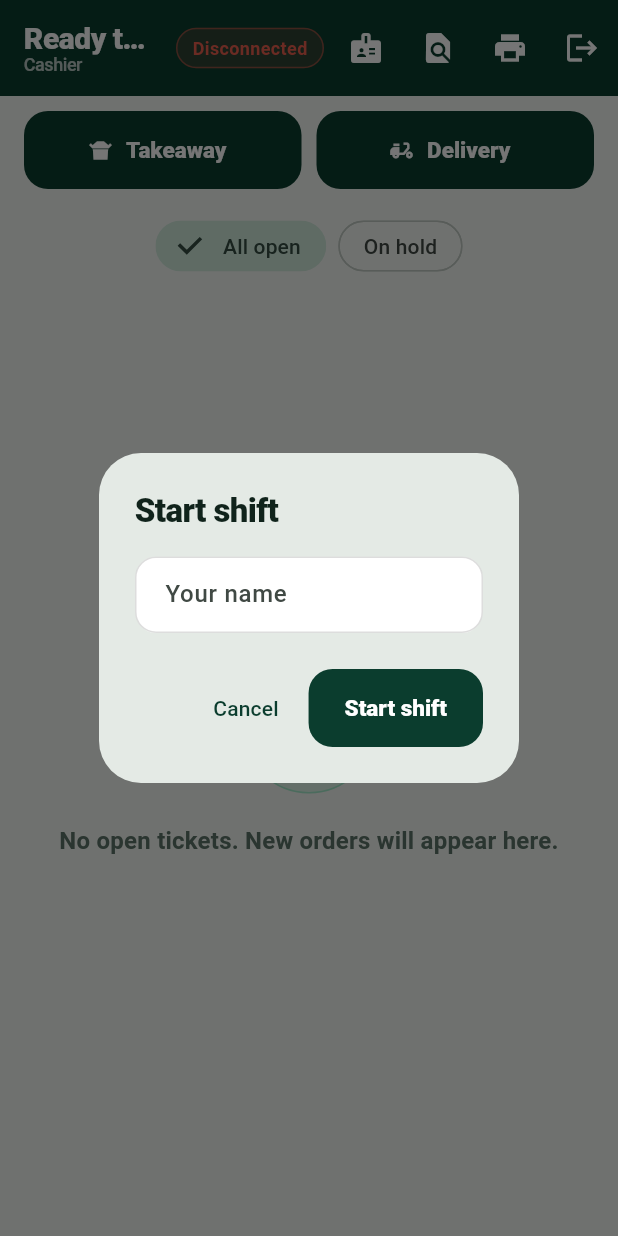
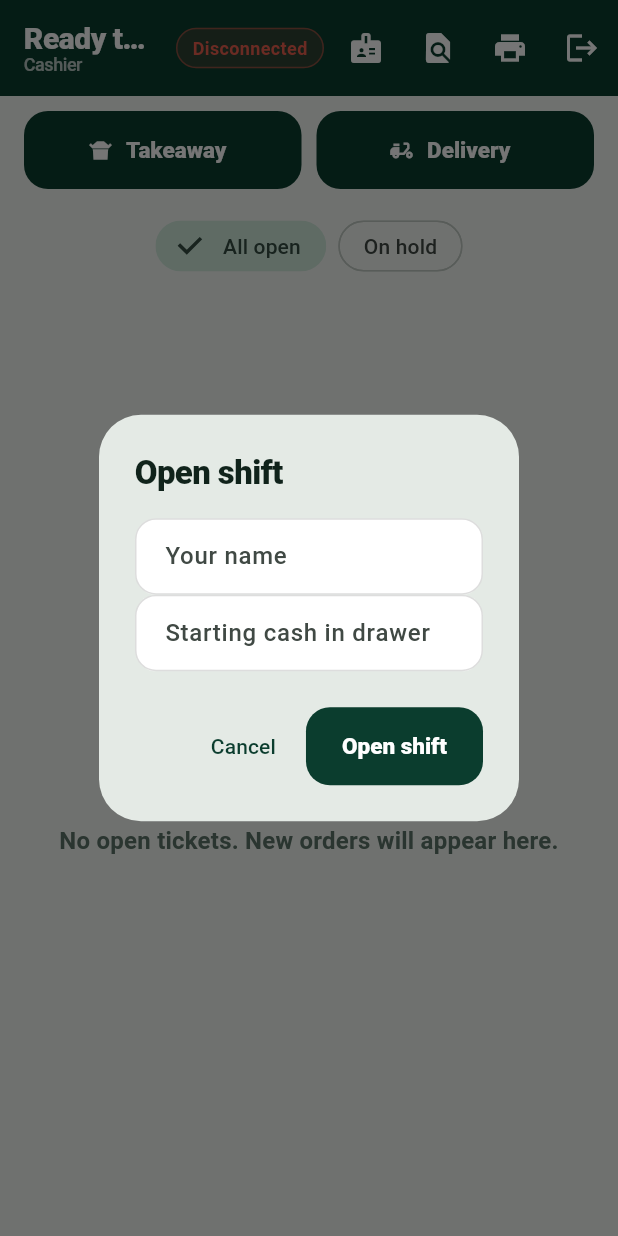
Before and after one commit to juttjathol/Order-Flow-V2, a Flutter app: the CashierScreen screen opened by its route, after a tap on the "badge" icon, on a phone screen of 412 x 824 dp. Run offline on Flutter 3.47's test engine with Material 3 defaults, Android fonts, the phone set to English and light mode, and no system bars; our stand-ins replace connectivity_plus, file_picker, fl_chart, flutter_riverpod, go_router, image_picker and 5 more; missing offline and left inert: mobile_scanner, network_info_plus, shelf_router; accounts and stored records are empty.

Commit message:
Add customer book, simple shift cash, kitchen alert pings, and printer tests.
X/Z stay gone. Takeaway can pick a saved guest. Kitchen beeps three times
when a ticket is ready. Printers can test kitchen and receipt separately.

Co-authored-by: arena-agent <297053741+arena-agent@users.noreply.github.com>

```diff
--- a/flutter_app/lib/core/l10n.dart
+++ b/flutter_app/lib/core/l10n.dart
@@ -304,8 +304,19 @@ class L10n {
     'held_only': 'On hold',
     'filter_all': 'All open',
     'station': 'Station',
-    'start_shift': 'Start shift',
+    'start_shift': 'Open shift',
+    'end_shift': 'Close shift',
     'shift': 'Shift',
+    'shift_float': 'Starting cash in drawer',
+    'shift_end_cash': 'Cash counted at close',
+    'shift_open': 'Shift open',
+    'customers_book': 'Customers',
+    'no_customers': 'No saved customers yet.',
+    'pick_customer': 'Pick a customer',
+    'save_customer': 'Save to book',
+    'test_kitchen': 'Test kitchen',
+    'test_receipt': 'Test receipt',
+    'last_print': 'Last test',
     'comp_meal': 'Comp / staff meal',
     'complimentary': 'Complimentary',
     'move_table': 'Move table',
--- a/flutter_app/lib/core/role_access.dart
+++ b/flutter_app/lib/core/role_access.dart
@@ -28,12 +28,15 @@ class RoleAccess {
     switch (role) {
       case AppRole.orderTaker:
         if (ticketWrite.contains(cmd.name)) return true;
+        if (cmd.name == 'upsertCustomer' || cmd.name == 'deleteCustomer') return true;
         if (cmd.name == 'setOrderStatus') {
           return takerStatus.contains(cmd.payload['status']?.toString());
         }
         return false;
       case AppRole.cashier:
         if (ticketWrite.contains(cmd.name)) return true;
+        if (cmd.name == 'startShift' || cmd.name == 'endShift') return true;
+        if (cmd.name == 'upsertCustomer' || cmd.name == 'deleteCustomer') return true;
         if (cmd.name == 'setOrderStatus') {
           return cashierStatus.contains(cmd.payload['status']?.toString());
         }
@@ -50,6 +53,7 @@ class RoleAccess {
             cmd.name == 'adjustStock' ||
             cmd.name == 'deleteStock';
       case AppRole.frontDesk:
+        if (cmd.name == 'upsertCustomer' || cmd.name == 'deleteCustomer') return true;
         if (ticketWrite.contains(cmd.name)) return true;
         if (cmd.name == 'setOrderStatus') {
           return cashierStatus.contains(cmd.payload['status']?.toString());
--- a/flutter_app/lib/ui/screens/kitchen_screen.dart
+++ b/flutter_app/lib/ui/screens/kitchen_screen.dart
@@ -43,7 +43,7 @@ class KitchenScreen extends ConsumerWidget {
               padding: const EdgeInsets.all(20),
               gridDelegate: SliverGridDelegateWithFixedCrossAxisCount(
                 crossAxisCount: gridCount(context, phone: 1, tablet: 3),
-                mainAxisExtent: 320,
+                mainAxisExtent: 380,
                 mainAxisSpacing: 16,
                 crossAxisSpacing: 16,
               ),
--- a/flutter_app/lib/ui/screens/more_screen.dart
+++ b/flutter_app/lib/ui/screens/more_screen.dart
@@ -39,6 +39,8 @@ class MoreScreen extends ConsumerWidget {
         _h(s.t('hardware_section')),
         _tile(context, Icons.print, s.t('printers'), () => _printers(context, ref)),
         _h(s.t('people_section')),
+        _tile(context, Icons.people, s.t('customers_book'), () => _customers(context, ref)),
+        _tile(context, Icons.account_balance_wallet, s.t('shift'), () => _shiftCash(context, ref)),
         _tile(context, Icons.delivery_dining, s.t('drivers'), () => _drivers(context, ref)),
         _tile(context, Icons.badge, s.t('staff'), () => _staff(context, ref)),
         _tile(context, Icons.spa, s.t('services'), () => _services(context, ref)),
--- a/flutter_app/lib/ui/widgets/pos_ops.dart
+++ b/flutter_app/lib/ui/widgets/pos_ops.dart
@@ -264,12 +264,53 @@ Future<void> showSalesReports(BuildContext context, WidgetRef ref, {required boo
 
 Future<void> startShift(BuildContext context, WidgetRef ref) async {
   final s = ref.s;
+  final store = ref.snap.store;
+  if (store.shiftCashier.isNotEmpty) {
+    final cash = TextEditingController();
+    final ok = await showDialog<bool>(
+      context: context,
+      builder: (ctx) => AlertDialog(
+        title: Text(s.t('end_shift')),
+        content: Column(
+          mainAxisSize: MainAxisSize.min,
+          children: [
+            Text('${s.t('shift_open')}: ${store.shiftCashier}'),
+            Text('${s.t('shift_float')}: ${moneyOf(ref.snap, store.shiftFloat)}'),
+            TextField(
+              controller: cash,
+              keyboardType: const TextInputType.numberWithOptions(decimal: true),
+              decoration: InputDecoration(labelText: s.t('shift_end_cash')),
+            ),
+          ],
+        ),
+        actions: [
+          TextButton(onPressed: () => Navigator.pop(ctx, false), child: Text(s.t('cancel'))),
+          FilledButton(onPressed: () => Navigator.pop(ctx, true), child: Text(s.t('end_shift'))),
+        ],
+      ),
+    );
+    if (ok == true) {
+      await ref.ctrl.dispatch(NetCommand(name: 'endShift', payload: {'endCash': double.tryParse(cash.text) ?? 0}));
+    }
+    return;
+  }
   final name = TextEditingController(text: ref.snap.session.displayName);
+  final float = TextEditingController();
   final ok = await showDialog<bool>(
     context: context,
     builder: (ctx) => AlertDialog(
       title: Text(s.t('start_shift')),
-      content: TextField(controller: name, decoration: InputDecoration(labelText: s.t('your_name'))),
+      content: Column(
+        mainAxisSize: MainAxisSize.min,
+        children: [
+          TextField(controller: name, decoration: InputDecoration(labelText: s.t('your_name'))),
+          TextField(
+            controller: float,
+            keyboardType: const TextInputType.numberWithOptions(decimal: true),
+            decoration: InputDecoration(labelText: s.t('shift_float')),
+          ),
+        ],
+      ),
       actions: [
         TextButton(onPressed: () => Navigator.pop(ctx, false), child: Text(s.t('cancel'))),
         FilledButton(onPressed: () => Navigator.pop(ctx, true), child: Text(s.t('start_shift'))),
@@ -278,6 +319,9 @@ Future<void> startShift(BuildContext context, WidgetRef ref) async {
   );
   if (ok == true && name.text.trim().isNotEmpty) {
     await ref.ctrl.setDisplayName(name.text.trim());
-    await ref.ctrl.dispatch(NetCommand(name: 'startShift', payload: {'name': name.text.trim()}));
+    await ref.ctrl.dispatch(NetCommand(name: 'startShift', payload: {
+      'name': name.text.trim(),
+      'float': double.tryParse(float.text) ?? 0,
+    }));
   }
 }
```
Also changed, not shown: flutter_app/lib/models/models.dart (+46 -1 lines), flutter_app/lib/models/reducer.dart (+29 -0 lines), flutter_app/lib/ui/widgets/common.dart (+8 -3 lines), flutter_app/lib/ui/widgets/offsite_order.dart (+43 -0 lines).
